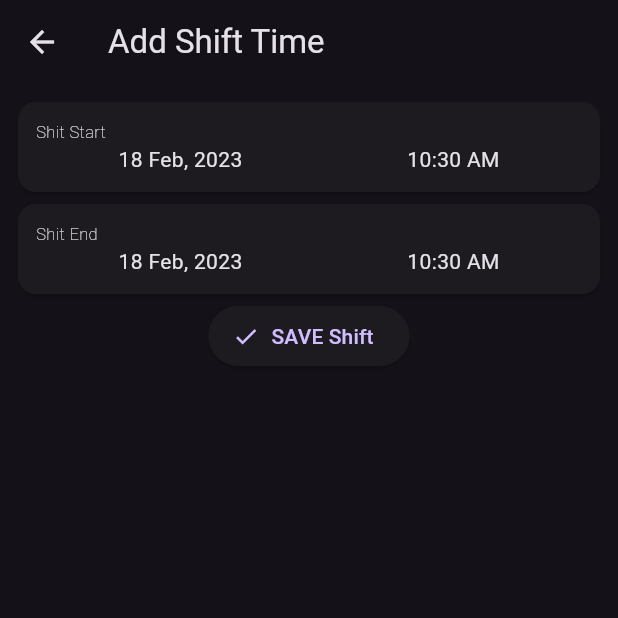
After one commit to hasanfarooqstar/time_attendance_app_flutter, a Flutter app: the AddTime screen opened directly, on a phone screen of 412 x 824 dp, the top half of it. The commit adds this screen. Run offline on Flutter 3.47's test engine with Material 2 defaults, Android fonts, the phone set to English and light mode, and no system bars; our stand-ins replace cloud_firestore, firebase_auth, firebase_core, get, google_sign_in; accounts and stored records are empty.

Commit message:
2 screens and creating controllers

```diff
--- /dev/null
+++ b/lib/controllers/dashboard_controller.dart
@@ -0,0 +1,5 @@
+import 'package:get/get.dart';
+
+class DashboardController extends GetxController {
+  getCurrentMonthTime() {}
+}
--- /dev/null
+++ b/lib/views/add_time.dart
@@ -0,0 +1,109 @@
+import 'package:flutter/material.dart';
+import 'package:flutter/src/widgets/container.dart';
+import 'package:flutter/src/widgets/framework.dart';
+import 'package:get/get.dart';
+import 'package:time_attendance_app_flutter/controllers/attendance_controller.dart';
+import 'package:time_attendance_app_flutter/services/firebase_services.dart';
+import '../utils/extentions.dart';
+
+class AddTime extends StatelessWidget {
+  AddTime({super.key});
+  final AttendanceController attendanceController = Get.put(AttendanceController());
+
+  @override
+  Widget build(BuildContext context) {
+    WidgetsBinding.instance.addPostFrameCallback((timeStamp) {
+      attendanceController.resetData();
+    });
+    return Scaffold(
+      appBar: AppBar(
+        centerTitle: false,
+        title: Text("Add Shift Time"),
+      ),
+      body: Padding(
+        padding: const EdgeInsets.all(8.0),
+        child: GetBuilder<AttendanceController>(builder: (controller) {
+          return Column(
+            children: [
+              Card(
+                child: Padding(
+                  padding: const EdgeInsets.all(12.0),
+                  child: Column(
+                    crossAxisAlignment: CrossAxisAlignment.start,
+                    children: [
+                      Text(
+                        "Shit Start",
+                        style: TextStyle(fontSize: 11, fontWeight: FontWeight.w200),
+                        // textAlign: TextAlign.start,
+                      ),
+                      Row(
+                        mainAxisAlignment: MainAxisAlignment.spaceAround,
+                        children: [
+                          InkWell(
+                              onTap: () {
+                                controller.selectStartDate();
+                              },
+                              child: Text(controller.selectedStartDate == null
+                                  ? "Select Date"
+                                  : controller.selectedStartDate.customParse())),
+                          InkWell(
+                              onTap: () {
+                                controller.selectStartTime();
+                              },
+                              child: Text(controller.selectedStartTime == null
+                                  ? "Select Time"
+                                  : controller.selectedStartTime.to12hours()))
+                        ],
+                      ),
+                    ],
+                  ),
+                ),
+              ),
+              Card(
+                child: Padding(
+                  padding: const EdgeInsets.all(12.0),
+                  child: Column(
+                    crossAxisAlignment: CrossAxisAlignment.start,
+                    children: [
+                      Text(
+                        "Shit End",
+                        style: TextStyle(fontSize: 11, fontWeight: FontWeight.w200),
+                        // textAlign: TextAlign.start,
+                      ),
+                      Row(
+                        mainAxisAlignment: MainAxisAlignment.spaceAround,
+                        children: [
+                          InkWell(
+                              onTap: () async {
+                                controller.selectEndDate();
+                              },
+                              child: Text(controller.selectedEndDate == null
+                                  ? "Select Date"
+                                  : controller.selectedEndDate.customParse())),
+                          InkWell(
+                              onTap: () async {
+                                controller.selectEndTime();
+                              },
+                              child: Text(controller.selectedEndTime == null
+                                  ? "Select Time"
+                                  : controller.selectedEndTime.to12hours()))
+                        ],
+                      ),
+                    ],
+                  ),
+                ),
+              ),
+              ElevatedButton.icon(
+                label: Text("SAVE Shift"),
+                onPressed: () {
+                  controller.saveAttendance();
+                },
+                icon: Icon(Icons.check),
+              )
+            ],
+          );
+        }),
+      ),
+    );
+  }
+}
--- a/pubspec.yaml
+++ b/pubspec.yaml
@@ -37,6 +37,10 @@ dependencies:
   cupertino_icons: ^1.0.2
   get: ^4.6.5
   firebase_core: ^2.4.1
+  intl: ^0.18.0
+  firebase_auth: ^4.2.2
+  google_sign_in: ^5.4.4
+  cloud_firestore: ^4.3.1
   # percentage_bar:
   #   git:
   #     https://github.com/sherazahmad720/Percentage-Graph.git
```
Also changed, not shown: lib/controllers/attendance_controller.dart (added, +68 -0 lines), lib/controllers/auth_controller.dart (added, +63 -0 lines), lib/main.dart (+10 -3 lines), lib/models/time_model.dart (added, +33 -0 lines), lib/services/firebase_services.dart (added, +50 -0 lines), lib/utils/date_picker_helper.dart (added, +16 -0 lines), lib/utils/extentions.dart (added, +28 -0 lines), lib/views/dashboard_screen.dart (+18 -6 lines), lib/views/sign_in.dart (added, +32 -0 lines), lib/views/username_screen.dart (added, +35 -0 lines), lib/firebase_options.dart, pubspec.lock, 10 other files.
